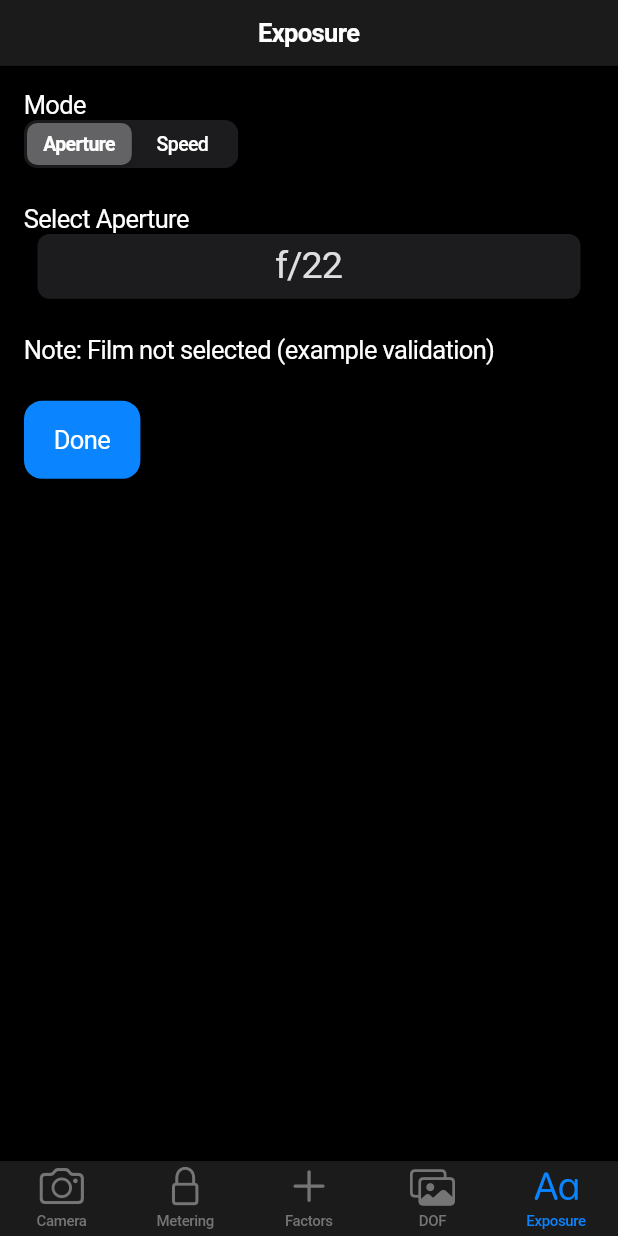
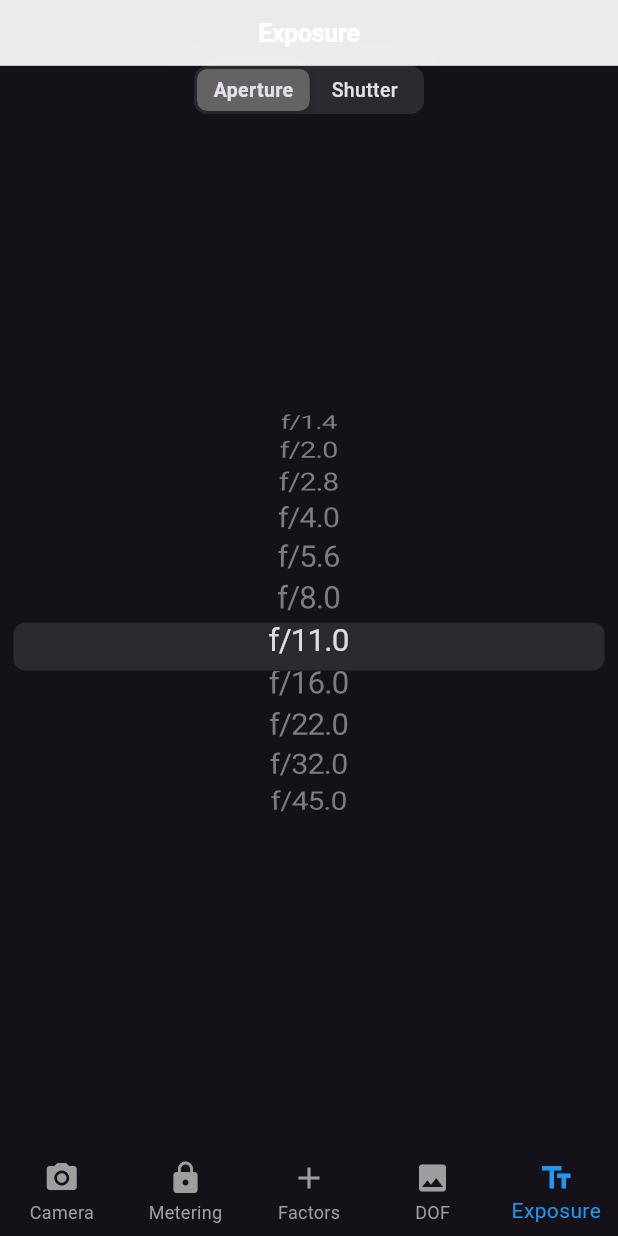
Before and after one commit to jamesbaillies/btzs_calc, a Flutter app: the screen it shows after launch, item 5 of the bottom bar chosen, on a phone screen of 412 x 824 dp. Run offline on Flutter 3.47's test engine with Material 3 defaults, Android fonts, the phone set to English and light mode, and no system bars.

Commit message:
full working ui and pages

```diff
--- a/lib/dof_page.dart
+++ b/lib/dof_page.dart
@@ -3,13 +3,14 @@ import 'session.dart';
 import 'dart:math';
 
 class DOFCalculatorPage extends StatefulWidget {
-  const DOFCalculatorPage({super.key});
+   DOFCalculatorPage({super.key});
 
   @override
   State<DOFCalculatorPage> createState() => _DOFCalculatorPageState();
 }
 
 class _DOFCalculatorPageState extends State<DOFCalculatorPage> {
+  final session = Session(); // 👈 this is critical
   double calculateNearLimit(double f, double d, double c) {
     final numerator = d * f * f;
     final denominator = f * f + c * (d - f);
@@ -49,7 +50,7 @@ class _DOFCalculatorPageState extends State<DOFCalculatorPage> {
               min: 90,
               max: 600,
               value: f,
-              onChanged: (val) => setState(() => session.focalLength = val.round()),
+              onChanged: (val) => setState(() => session.focalLength = val.toDouble()),
             ),
             Text('${session.focalLength} mm'),
             const SizedBox(height: 24),
--- a/lib/exposure_page.dart
+++ b/lib/exposure_page.dart
@@ -1,143 +1,102 @@
+// lib/exposure_page.dart
+
 import 'package:flutter/cupertino.dart';
 import 'session.dart';
 
 class ExposurePage extends StatefulWidget {
-  const ExposurePage({super.key});
+   ExposurePage({super.key});
 
   @override
   State<ExposurePage> createState() => _ExposurePageState();
 }
 
 class _ExposurePageState extends State<ExposurePage> {
-  bool useApertureMode = session.useApertureMode;
+  final session = Session();
+  late bool useApertureMode;
 
-  final List<String> apertureValues = [
-    'f/2.8', 'f/4', 'f/5.6', 'f/8', 'f/11', 'f/16', 'f/22', 'f/32', 'f/45'
-  ];
-
-  final List<String> timeFractions = [
-    '1/1000', '1/500', '1/250', '1/125', '1/60', '1/30', '1/15', '1/8', '1/4', '1/2', '1'
-  ];
+  @override
+  void initState() {
+    super.initState();
+    useApertureMode = session.useApertureMode;
+  }
 
   @override
   Widget build(BuildContext context) {
     return CupertinoPageScaffold(
       navigationBar: const CupertinoNavigationBar(middle: Text('Exposure')),
       child: SafeArea(
-        child: Padding(
-          padding: const EdgeInsets.all(16),
         child: Column(
-            crossAxisAlignment: CrossAxisAlignment.start,
           children: [
-              const Text('Mode'),
             CupertinoSlidingSegmentedControl<bool>(
               groupValue: useApertureMode,
               children: const {
                 true: Text('Aperture'),
-                  false: Text('Speed'),
+                false: Text('Shutter'),
               },
               onValueChanged: (val) {
                 if (val != null) {
-                    setState(() => useApertureMode = val);
+                  setState(() {
+                    useApertureMode = val;
                     session.useApertureMode = val;
+                  });
                 }
               },
             ),
-              const SizedBox(height: 24),
+            const SizedBox(height: 20),
             if (useApertureMode)
-                Column(
-                  crossAxisAlignment: CrossAxisAlignment.start,
-                  children: [
-                    const Text('Select Aperture'),
-                    CupertinoPicker(
-                      itemExtent: 36,
+              Expanded(
+                child: CupertinoPicker(
+                  itemExtent: 32,
                   scrollController: FixedExtentScrollController(
                       initialItem: session.selectedApertureIndex),
-                      onSelectedItemChanged: (index) {
-                        setState(() => session.selectedApertureIndex = index);
-                      },
-                      children: apertureValues
-                          .map((aperture) => Center(child: Text(aperture)))
-                          .toList(),
-                      useMagnifier: true,
-                      magnification: 1.2,
+                  onSelectedItemChanged: (index) => setState(
+                          () => session.selectedApertureIndex = index),
+                  children:
+                  session.apertureValues.map((f) => Text('f/$f')).toList(),
                 ),
-                  ],
               )
             else
-                Column(
-                  crossAxisAlignment: CrossAxisAlignment.start,
+              Expanded(
+                child: Column(
                   children: [
-                    const Text('Set Exposure Time'),
-                    Row(
-                      mainAxisAlignment: MainAxisAlignment.spaceEvenly,
-                      children: [
-                        _buildPicker(
-                          label: 'Min',
-                          itemCount: 6,
-                          initialItem: session.selectedMin,
-                          onChanged: (i) => setState(() => session.selectedMin = i),
+                    Expanded(
+                      child: CupertinoPicker(
+                        itemExtent: 32,
+                        scrollController: FixedExtentScrollController(
+                            initialItem: session.selectedMin),
+                        onSelectedItemChanged: (i) =>
+                            setState(() => session.selectedMin = i),
+                        children: List.generate(10, (i) => Text('$i min')),
                       ),
-                        _buildPicker(
-                          label: 'Sec',
-                          itemCount: 60,
-                          initialItem: session.selectedSec,
-                          onChanged: (i) => setState(() => session.selectedSec = i),
                     ),
-                        _buildPicker(
-                          label: 'Frac',
-                          items: timeFractions,
-                          initialItem: session.selectedFraction,
-                          onChanged: (i) => setState(() => session.selectedFraction = i),
+                    Expanded(
+                      child: CupertinoPicker(
+                        itemExtent: 32,
+                        scrollController: FixedExtentScrollController(
+                            initialItem: session.selectedSec),
+                        onSelectedItemChanged: (i) =>
+                            setState(() => session.selectedSec = i),
+                        children: List.generate(60, (i) => Text('$i sec')),
+                      ),
+                    ),
+                    Expanded(
+                      child: CupertinoPicker(
+                        itemExtent: 32,
+                        scrollController: FixedExtentScrollController(
+                            initialItem: session.selectedFraction),
+                        onSelectedItemChanged: (i) =>
+                            setState(() => session.selectedFraction = i),
+                        children: List.generate(
+                            session.shutterFractions.length,
+                                (i) => Text('1/${session.shutterFractions[i]}')),
+                      ),
                     ),
                   ],
                 ),
+              ),
           ],
-                ),
-              const SizedBox(height: 24),
-              const Text('Note: Film not selected (example validation)'),
-              const SizedBox(height: 24),
-              CupertinoButton.filled(
-                child: const Text('Done'),
-                onPressed: () {
-                  // Possibly save to storage here
-                  Navigator.pop(context);
-                },
-              )
-            ],
-          ),
         ),
       ),
     );
   }
-
-  Widget _buildPicker({
-    required String label,
-    int itemCount = 0,
-    List<String>? items,
-    required int initialItem,
-    required void Function(int) onChanged,
-  }) {
-    final List<Widget> children = items != null
-        ? items.map((e) => Center(child: Text(e))).toList()
-        : List.generate(itemCount, (i) => Center(child: Text(i.toString())));
-
-    return Column(
-      children: [
-        Text(label),
-        SizedBox(
-          width: 60,
-          height: 120,
-          child: CupertinoPicker(
-            itemExtent: 36,
-            scrollController: FixedExtentScrollController(initialItem: initialItem),
-            onSelectedItemChanged: onChanged,
-            children: children,
-            useMagnifier: true,
-            magnification: 1.2,
-          ),
-        ),
-      ],
-    );
 }
-}
--- a/lib/factors_page.dart
+++ b/lib/factors_page.dart
@@ -2,7 +2,7 @@
 import 'package:flutter/cupertino.dart';
 
 class FactorsPage extends StatelessWidget {
-  const FactorsPage({super.key});
+   FactorsPage({super.key});
 
   @override
   Widget build(BuildContext context) {
--- a/lib/main.dart
+++ b/lib/main.dart
@@ -1,39 +1,40 @@
 import 'package:flutter/cupertino.dart';
 import 'package:flutter/material.dart';
-
 import 'camera_page.dart';
 import 'metering_page.dart';
 import 'factors_page.dart';
 import 'dof_page.dart';
 import 'exposure_page.dart';
-import 'session.dart';
 
-void main() => runApp(const BTZSCalcApp());
+void main() {
+  runApp(const MyApp());
+}
 
-class BTZSCalcApp extends StatelessWidget {
-  const BTZSCalcApp({super.key});
+class MyApp extends StatelessWidget {
+  const MyApp({super.key});
 
   @override
   Widget build(BuildContext context) {
-    return const CupertinoApp(
+    return MaterialApp(
+      title: 'BTZS Exposure App',
       debugShowCheckedModeBanner: false,
-      theme: CupertinoThemeData(brightness: Brightness.dark),
-      home: MainNavigation(),
+      theme: ThemeData.dark(),
+      home: const TabsPage(),
     );
   }
 }
 
-class MainNavigation extends StatefulWidget {
-  const MainNavigation({super.key});
+class TabsPage extends StatefulWidget {
+  const TabsPage({super.key});
 
   @override
-  State<MainNavigation> createState() => _MainNavigationState();
+  State<TabsPage> createState() => _TabsPageState();
 }
 
-class _MainNavigationState extends State<MainNavigation> {
-  int _tabIndex = 0;
+class _TabsPageState extends State<TabsPage> {
+  int _currentIndex = 0;
 
-  final List<Widget> _tabs = const [
+  final List<Widget> _tabs = [
     CameraPage(),
     MeteringPage(),
     FactorsPage(),
@@ -43,23 +44,22 @@ class _MainNavigationState extends State<MainNavigation> {
 
   @override
   Widget build(BuildContext context) {
-    return CupertinoTabScaffold(
-      tabBar: CupertinoTabBar(
-        currentIndex: _tabIndex,
-        onTap: (index) => setState(() => _tabIndex = index),
+    return Scaffold(
+      body: _tabs[_currentIndex],
+      bottomNavigationBar: BottomNavigationBar(
+        currentIndex: _currentIndex,
+        onTap: (index) => setState(() => _currentIndex = index),
+        selectedItemColor: Colors.blue,
+        unselectedItemColor: Colors.grey,
+        type: BottomNavigationBarType.fixed,
         items: const [
-          BottomNavigationBarItem(icon: Icon(CupertinoIcons.photo_camera), label: 'Camera'),
-          BottomNavigationBarItem(icon: Icon(CupertinoIcons.lock), label: 'Metering'),
-          BottomNavigationBarItem(icon: Icon(CupertinoIcons.add), label: 'Factors'),
-          BottomNavigationBarItem(icon: Icon(CupertinoIcons.photo_on_rectangle), label: 'DOF'),
-          BottomNavigationBarItem(icon: Icon(CupertinoIcons.textformat_alt), label: 'Exposure'),
+          BottomNavigationBarItem(icon: Icon(Icons.camera_alt), label: 'Camera'),
+          BottomNavigationBarItem(icon: Icon(Icons.lock), label: 'Metering'),
+          BottomNavigationBarItem(icon: Icon(Icons.add), label: 'Factors'),
+          BottomNavigationBarItem(icon: Icon(Icons.image), label: 'DOF'),
+          BottomNavigationBarItem(icon: Icon(Icons.text_fields), label: 'Exposure'),
         ],
       ),
-      tabBuilder: (context, index) {
-        return CupertinoTabView(
-          builder: (context) => _tabs[index],
-        );
-      },
     );
   }
 }
--- a/lib/session.dart
+++ b/lib/session.dart
@@ -1,60 +1,59 @@
-// session.dart
+// lib/session.dart
 
-class SessionData {
-  static final SessionData _instance = SessionData._internal();
-  factory SessionData() => _instance;
-  SessionData._internal();
+import 'package:flutter/material.dart';
+import 'dart:math';
 
-  // Camera page
-  String cameraModel = '4x5 View';
-  String filmHolder = 'Fidelity Elite';
-  String filmStock = 'FP4+';
-  double flareFactor = 0.3;
-  double paperES = 1.2;
-
-  // Exposure page
+class Session {
+  // Exposure settings
   bool useApertureMode = true;
-  int selectedApertureIndex = 6;
+  int selectedApertureIndex = 6; // f/8
   int selectedMin = 0;
   int selectedSec = 0;
-  int selectedFraction = 5;
+  int selectedFraction = 0;
 
-  // Exposure Settings
-  double exposureEV = 10.0;  // Computed from metering
-  double iso = 100.0;        // Film ISO
+  // DOF settings
+  double focalLength = 150.0; // mm
+  double subjectDistance = 1000.0; // mm
+  double circleOfConfusion = 0.03; // mm
 
- // bool useApertureMode = true;   // true = Aperture Priority, false = Shutter Priority
+  // Metering settings
+  String meteringMode = 'Lo';
+  double lowEV = 5.0;
+  double highEV = 10.0;
+  double lowZone = 3.0;
+  double highZone = 7.0;
 
-// Indexes into standard exposure value lists
- // int selectedApertureIndex = 6; // f/8
-  int selectedShutterIndex = 5;  // 1/60
 
-  // Metering page
-  // Metering
-  double lowEV = 7.0;
-  double highEV = 12.0;
-  double lowZone = 3.0;
-  double highZone = 8.0;
-  String meteringNotes = '';
-  String meteringMode = 'Zone';
-  String selectedFilter = 'None';
-  String bellowsMode = 'None';
-  String exposureAdjustment = 'None';
+  // Camera settings
+  String cameraModel = 'Field';
+  String filmHolder = 'Standard';
+  String filmStock = 'FP4+';
+  double paperES = 1.0;
+  double flareFactor = 0.2;
 
-  // DOF page
-  int focalLength = 210;
-  double subjectDistance = 2000;
-  double circleOfConfusion = 0.03;
-  bool favorDOF = false;
+  List<String> get filmStocks => ['FP4+', 'HP5+', 'Tri-X', 'Delta 100'];
 
-  // Curves and development times
-  final List<Map<String, dynamic>> curves = [
-    {"label": "N-1", "DR": 0.9, "devTime": 5.5},
-    {"label": "N",   "DR": 1.1, "devTime": 7.0},
-    {"label": "N+1", "DR": 1.3, "devTime": 9.0},
-  ];
+  // UI options
+  final List<double> apertureValues = [1.4, 2, 2.8, 4, 5.6, 8, 11, 16, 22, 32, 45];
+  final List<int> shutterSeconds = List.generate(61, (i) => i); // 0–60 seconds
+  final List<int> shutterFractions = [8000, 4000, 2000, 1000, 500, 250, 125, 60, 30, 15, 8, 4, 2];
 
-  int selectedCurveIndex = 1; // default to "N"
+  double get selectedAperture => apertureValues[selectedApertureIndex];
+
+  double get totalShutterSeconds {
+    double sec = selectedSec.toDouble();
+    double frac = selectedFraction < shutterFractions.length
+        ? 1 / shutterFractions[selectedFraction]
+        : 0.0;
+    return selectedMin * 60 + sec + frac;
+  }
+
+  double calculateEV() {
+    final N = selectedAperture;
+    final t = totalShutterSeconds;
+    if (t <= 0.0) return 0.0;
+    return (log(N * N / t) / ln2);
+  }
 }
 
-final session = SessionData();
+final session = Session();
```
Also changed, not shown: lib/camera_page.dart (+55 -48 lines), lib/metering_page.dart (+86 -62 lines). Lines whose indentation alone changed are shown as unchanged.
